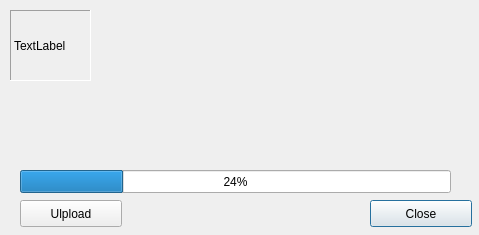
Old version of the form src/modules/uploader/uploaderdialog.ui in the repository lxqt/screengrab.
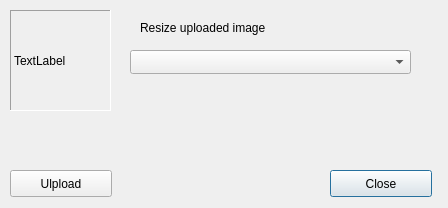
New version of the form.

Patch:
```diff
--- a/src/modules/uploader/uploaderdialog.ui
+++ b/src/modules/uploader/uploaderdialog.ui
@@ -6,8 +6,8 @@
    <rect>
     <x>0</x>
     <y>0</y>
-    <width>479</width>
-    <height>235</height>
+    <width>448</width>
+    <height>208</height>
    </rect>
   </property>
   <property name="windowTitle">
@@ -16,8 +16,8 @@
   <widget class="QPushButton" name="butClose">
    <property name="geometry">
     <rect>
-     <x>370</x>
-     <y>200</y>
+     <x>330</x>
+     <y>170</y>
      <width>102</width>
      <height>27</height>
     </rect>
@@ -29,8 +29,8 @@
   <widget class="QPushButton" name="butUpload">
    <property name="geometry">
     <rect>
-     <x>20</x>
-     <y>200</y>
+     <x>10</x>
+     <y>170</y>
      <width>102</width>
      <height>27</height>
     </rect>
@@ -39,26 +39,13 @@
     <string>Ulpload</string>
    </property>
   </widget>
-  <widget class="QProgressBar" name="progressBar">
-   <property name="geometry">
-    <rect>
-     <x>20</x>
-     <y>170</y>
-     <width>431</width>
-     <height>23</height>
-    </rect>
-   </property>
-   <property name="value">
-    <number>24</number>
-   </property>
-  </widget>
   <widget class="QLabel" name="shotLabel">
    <property name="geometry">
     <rect>
      <x>10</x>
      <y>10</y>
-     <width>81</width>
-     <height>71</height>
+     <width>101</width>
+     <height>101</height>
     </rect>
    </property>
    <property name="frameShape">
@@ -71,6 +58,29 @@
     <string>TextLabel</string>
    </property>
   </widget>
+  <widget class="QLabel" name="labResize">
+   <property name="geometry">
+    <rect>
+     <x>140</x>
+     <y>20</y>
+     <width>241</width>
+     <height>16</height>
+    </rect>
+   </property>
+   <property name="text">
+    <string>Resize uploaded image</string>
+   </property>
+  </widget>
+  <widget class="QComboBox" name="cbxResize">
+   <property name="geometry">
+    <rect>
+     <x>130</x>
+     <y>50</y>
+     <width>281</width>
+     <height>24</height>
+    </rect>
+   </property>
+  </widget>
  </widget>
  <resources/>
  <connections/>
```
